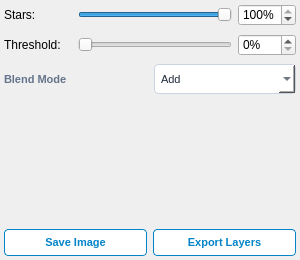
Qt form src/startrails/ui/step_finish_recombine.ui (gkyle/startrails) before a commit.
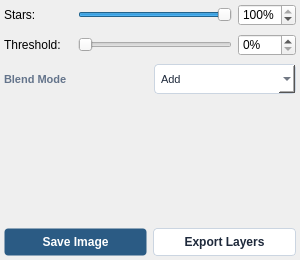
The same form after that commit.

Commit message: ui consistency: buttons

```diff
--- a/src/startrails/ui/step_finish_recombine.ui
+++ b/src/startrails/ui/step_finish_recombine.ui
@@ -46,21 +46,37 @@
     font-size: 11px;
     line-height: 1.3;
 }
-QPushButton#btn_save_output, QPushButton#btn_export_layers {
-    font-weight: 600;
-    padding: 6px;
+QPushButton#btn_save_output {
+    font-weight: bold;
+    background-color: #2b5b84;
+    color: #ffffff;
+    padding: 6px 10px;
+    border-radius: 4px;
+    font-size: 12px;
+    border: 1px solid transparent;
+}
+QPushButton#btn_save_output:hover {
+    background-color: #3873a8;
+}
+QPushButton#btn_save_output:disabled {
+    background-color: #cbd5e1;
+    color: #94a3b8;
+}
+QPushButton#btn_export_layers {
     background-color: #ffffff;
-    color: #0284c7;
-    border: 1px solid #0284c7;
+    color: #1e293b;
+    border: 1px solid #cbd5e1;
     border-radius: 4px;
-    font-size: 11px;
+    padding: 6px 10px;
+    font-size: 12px;
+    font-weight: 500;
 }
 QPushButton#btn_save_output:hover, QPushButton#btn_export_layers:hover {
     background-color: #f0f9ff;
 }
-QPushButton#btn_save_output:disabled, QPushButton#btn_export_layers:disabled {
+QPushButton#btn_export_layers:disabled {
     background-color: #f8fafc;
-    color: #cbd5e1;
+    color: #94a3b8;
     border-color: #e2e8f0;
 }</string>
   </property>
```
Left out of the diff: 5 changed lines with no effect on the pictures. The commit also changes 12 other files.
